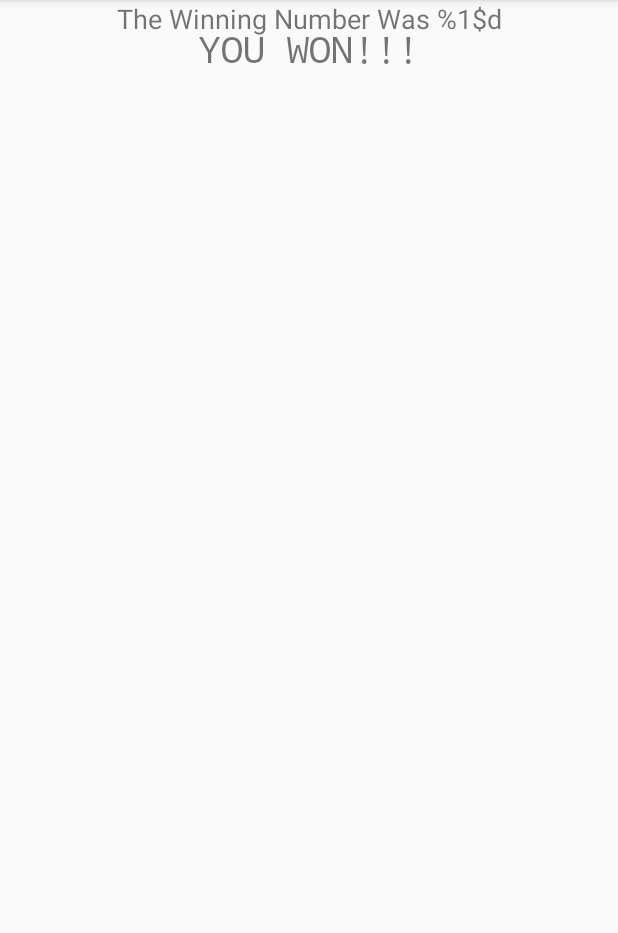
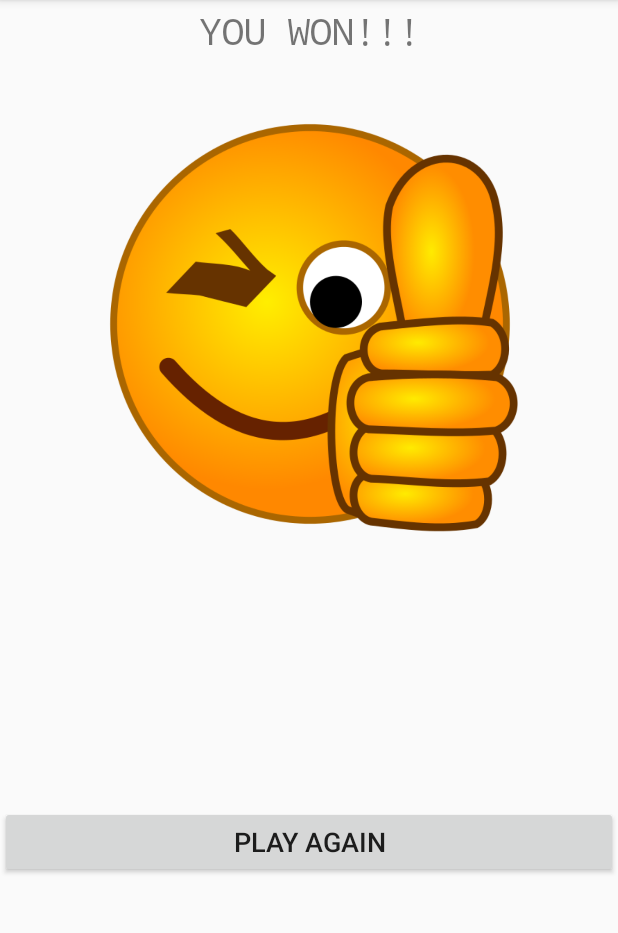
Before and after one commit to NicholasCarrillo01/AndroidGuessingGame, an Android app: the ResultsActivity screen opened directly, with no data from a screen before it, on a phone screen of 412 x 824 dp, the part 84-1017 px from its top. Run offline under Robolectric (Android 15) with nearby library versions, the phone set to English and light mode, and no system bars.

```diff
--- a/app/src/main/AndroidManifest.xml
+++ b/app/src/main/AndroidManifest.xml
@@ -16,8 +16,8 @@
                 <category android:name="android.intent.category.LAUNCHER" />
             </intent-filter>
         </activity>
-        <activity android:name=".gameActivity" />
-        <activity android:name=".resultsActivity"></activity>
+        <activity android:name=".GameActivity" />
+        <activity android:name=".ResultsActivity"></activity>
     </application>
 
 </manifest>
--- a/app/src/main/java/com/example/nichilascarrillo/guessinggame/gameActivity.java
+++ b/app/src/main/java/com/example/nichilascarrillo/guessinggame/GameActivity.java
@@ -3,7 +3,7 @@ package com.example.nichilascarrillo.guessinggame;
 import android.support.v7.app.AppCompatActivity;
 import android.os.Bundle;
 
-public class gameActivity extends AppCompatActivity {
+public class GameActivity extends AppCompatActivity {
 
     @Override
     protected void onCreate(Bundle savedInstanceState) {
--- a/app/src/main/java/com/example/nichilascarrillo/guessinggame/resultsActivity.java
+++ b/app/src/main/java/com/example/nichilascarrillo/guessinggame/ResultsActivity.java
@@ -3,7 +3,7 @@ package com.example.nichilascarrillo.guessinggame;
 import android.support.v7.app.AppCompatActivity;
 import android.os.Bundle;
 
-public class resultsActivity extends AppCompatActivity {
+public class ResultsActivity extends AppCompatActivity {
 
     @Override
     protected void onCreate(Bundle savedInstanceState) {
--- a/app/src/main/res/layout/activity_game.xml
+++ b/app/src/main/res/layout/activity_game.xml
@@ -4,7 +4,7 @@
     xmlns:tools="http://schemas.android.com/tools"
     android:layout_width="match_parent"
     android:layout_height="match_parent"
-    tools:context=".gameActivity">
+    tools:context=".GameActivity">
 
     <TextView
         android:id="@+id/instruction_textView"
@@ -57,7 +57,7 @@
         android:layout_height="wrap_content"
         android:layout_marginBottom="232dp"
         android:backgroundTint="@color/colorAccent"
-        android:text="SUBMIT"
+        android:text="@string/submit"
         android:textColor="@android:color/holo_green_light"
         android:textSize="18sp"
         app:layout_constraintBottom_toBottomOf="parent"
--- a/app/src/main/res/layout/activity_results.xml
+++ b/app/src/main/res/layout/activity_results.xml
@@ -4,27 +4,55 @@
     xmlns:tools="http://schemas.android.com/tools"
     android:layout_width="match_parent"
     android:layout_height="match_parent"
-    tools:context=".resultsActivity">
+    tools:context=".ResultsActivity">
 
     <TextView
         android:id="@+id/results_textview"
         android:layout_width="wrap_content"
         android:layout_height="wrap_content"
-        android:layout_marginTop="16dp"
+        android:layout_marginTop="4dp"
         android:fontFamily="monospace"
-        android:text="YOU WON!!!"
+        android:text="@string/you_won"
         android:textSize="24sp"
-        app:layout_constraintEnd_toEndOf="parent"
-        app:layout_constraintStart_toStartOf="parent"
+        app:layout_constraintEnd_toEndOf="@+id/NUMBER_UNDERSCORE_TEXTVIEW"
+        app:layout_constraintHorizontal_bias="0.504"
+        app:layout_constraintStart_toStartOf="@+id/NUMBER_UNDERSCORE_TEXTVIEW"
         app:layout_constraintTop_toTopOf="parent" />
 
     <TextView
         android:id="@+id/NUMBER_UNDERSCORE_TEXTVIEW"
         android:layout_width="wrap_content"
         android:layout_height="wrap_content"
-        android:text="The Winning Number Was %1$d"
+        android:layout_marginTop="8dp"
+        android:text="@string/winning_number"
         android:textSize="18sp"
+        android:visibility="invisible"
+        app:layout_constraintEnd_toEndOf="@+id/imageView"
+        app:layout_constraintHorizontal_bias="0.478"
+        app:layout_constraintStart_toStartOf="@+id/imageView"
+        app:layout_constraintTop_toBottomOf="@+id/results_textview" />
+
+    <ImageView
+        android:id="@+id/imageView"
+        android:layout_width="277dp"
+        android:layout_height="277dp"
+        android:layout_marginTop="8dp"
+        app:layout_constraintEnd_toEndOf="parent"
+        app:layout_constraintHorizontal_bias="0.504"
+        app:layout_constraintStart_toStartOf="parent"
+        app:layout_constraintTop_toBottomOf="@+id/NUMBER_UNDERSCORE_TEXTVIEW"
+        app:srcCompat="@drawable/thumb" />
+
+    <Button
+        android:id="@+id/button"
+        android:layout_width="0dp"
+        android:layout_height="wrap_content"
+        android:layout_marginBottom="8dp"
+        android:layout_marginTop="8dp"
+        android:text="PLAY AGAIN"
+        android:textSize="18sp"
+        app:layout_constraintBottom_toBottomOf="parent"
         app:layout_constraintEnd_toEndOf="parent"
         app:layout_constraintStart_toStartOf="parent"
-        tools:layout_editor_absoluteY="97dp" />
+        app:layout_constraintTop_toBottomOf="@+id/imageView" />
 </android.support.constraint.ConstraintLayout>
--- a/app/src/main/res/values/strings.xml
+++ b/app/src/main/res/values/strings.xml
@@ -5,4 +5,7 @@
     <string name="start">START</string>
     <string name="guess_a_number">guess a number</string>
     <string name="_1_100">1 - 100</string>
+    <string name="you_won">YOU WON!!!</string>
+    <string name="winning_number">The Winning Number Was %1$d</string>
+    <string name="submit">SUBMIT</string>
 </resources>
```
Also changed, not shown: app/src/main/java/com/example/nichilascarrillo/guessinggame/MainActivity.java (+32 -0 lines).
